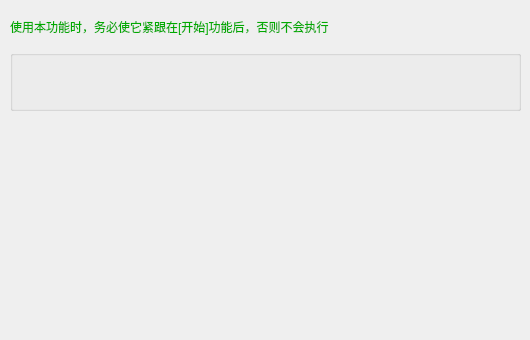
First picture: the form in AppImplement/UIFiles/AutoLoginParam.ui, repository LinFeng-BingYi/FVM_Backstage_Assistant_LFBY, before the edit.
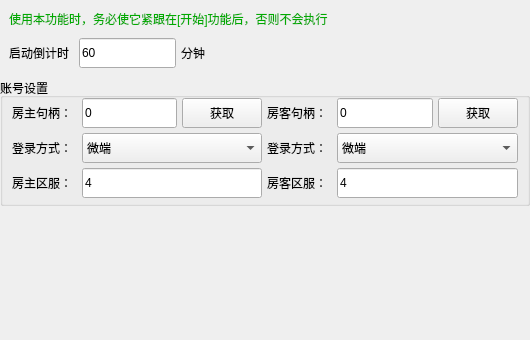
Second picture: the form after the edit.

Commit message: 优化识图默认精度; 优化循环识图，增加识图间隔，默认0.01s; 新增[自动登录]功能，支持微端、360游戏大厅

Patch:
```diff
--- a/AppImplement/UIFiles/AutoLoginParam.ui
+++ b/AppImplement/UIFiles/AutoLoginParam.ui
@@ -13,44 +13,435 @@
   <property name="windowTitle">
    <string>Form</string>
   </property>
-  <widget class="QWidget" name="widget_dsc" native="true">
-   <property name="geometry">
-    <rect>
-     <x>10</x>
-     <y>10</y>
-     <width>511</width>
-     <height>34</height>
-    </rect>
+  <layout class="QVBoxLayout" name="verticalLayout_general">
+   <property name="spacing">
+    <number>5</number>
    </property>
-   <layout class="QVBoxLayout" name="verticalLayout_dsc">
-    <property name="spacing">
-     <number>5</number>
-    </property>
-    <property name="topMargin">
-     <number>0</number>
-    </property>
-    <property name="bottomMargin">
-     <number>0</number>
-    </property>
-    <item>
-     <widget class="QLabel" name="label_dsc">
-      <property name="text">
-       <string>&lt;html&gt;&lt;head/&gt;&lt;body&gt;&lt;p&gt;&lt;span style=&quot; color:#00aa00;&quot;&gt;使用本功能时，务必使它紧跟在[开始]功能后，否则不会执行&lt;/span&gt;&lt;/p&gt;&lt;/body&gt;&lt;/html&gt;</string>
-      </property>
-     </widget>
-    </item>
-   </layout>
-  </widget>
-  <widget class="QGroupBox" name="groupBox_action_list">
-   <property name="geometry">
-    <rect>
-     <x>10</x>
-     <y>50</y>
-     <width>511</width>
-     <height>61</height>
-    </rect>
+   <property name="leftMargin">
+    <number>0</number>
    </property>
-  </widget>
+   <property name="topMargin">
+    <number>10</number>
+   </property>
+   <property name="rightMargin">
+    <number>0</number>
+   </property>
+   <property name="bottomMargin">
+    <number>0</number>
+   </property>
+   <item>
+    <widget class="QWidget" name="widget_dsc" native="true">
+     <layout class="QVBoxLayout" name="verticalLayout_dsc">
+      <property name="spacing">
+       <number>5</number>
+      </property>
+      <property name="topMargin">
+       <number>0</number>
+      </property>
+      <property name="bottomMargin">
+       <number>0</number>
+      </property>
+      <item>
+       <widget class="QLabel" name="label_dsc">
+        <property name="text">
+         <string>&lt;html&gt;&lt;head/&gt;&lt;body&gt;&lt;p&gt;&lt;span style=&quot; color:#00aa00;&quot;&gt;使用本功能时，务必使它紧跟在[开始]功能后，否则不会执行&lt;/span&gt;&lt;/p&gt;&lt;/body&gt;&lt;/html&gt;</string>
+        </property>
+       </widget>
+      </item>
+     </layout>
+    </widget>
+   </item>
+   <item>
+    <widget class="QWidget" name="widget_other_setting" native="true">
+     <property name="minimumSize">
+      <size>
+       <width>0</width>
+       <height>40</height>
+      </size>
+     </property>
+     <layout class="QHBoxLayout" name="horizontalLayout_other_setting">
+      <property name="spacing">
+       <number>5</number>
+      </property>
+      <property name="topMargin">
+       <number>0</number>
+      </property>
+      <property name="bottomMargin">
+       <number>0</number>
+      </property>
+      <item>
+       <widget class="QLabel" name="label_start_delay">
+        <property name="minimumSize">
+         <size>
+          <width>65</width>
+          <height>0</height>
+         </size>
+        </property>
+        <property name="maximumSize">
+         <size>
+          <width>65</width>
+          <height>16777215</height>
+         </size>
+        </property>
+        <property name="text">
+         <string>启动倒计时</string>
+        </property>
+       </widget>
+      </item>
+      <item>
+       <widget class="QLineEdit" name="lineEdit_start_delay">
+        <property name="minimumSize">
+         <size>
+          <width>0</width>
+          <height>30</height>
+         </size>
+        </property>
+        <property name="maximumSize">
+         <size>
+          <width>97</width>
+          <height>16777215</height>
+         </size>
+        </property>
+        <property name="text">
+         <string>60</string>
+        </property>
+       </widget>
+      </item>
+      <item>
+       <widget class="QLabel" name="label_start_delay_unit">
+        <property name="text">
+         <string>分钟</string>
+        </property>
+       </widget>
+      </item>
+      <item>
+       <spacer name="horizontalSpacer_other_setting">
+        <property name="orientation">
+         <enum>Qt::Horizontal</enum>
+        </property>
+        <property name="sizeHint" stdset="0">
+         <size>
+          <width>308</width>
+          <height>20</height>
+         </size>
+        </property>
+       </spacer>
+      </item>
+     </layout>
+    </widget>
+   </item>
+   <item>
+    <widget class="QGroupBox" name="groupBox_player_setting">
+     <property name="title">
+      <string>账号设置</string>
+     </property>
+     <layout class="QGridLayout" name="gridLayout_player_setting">
+      <property name="topMargin">
+       <number>0</number>
+      </property>
+      <property name="bottomMargin">
+       <number>5</number>
+      </property>
+      <property name="spacing">
+       <number>5</number>
+      </property>
+      <item row="0" column="0">
+       <widget class="QLabel" name="label_1p_hwnd">
+        <property name="minimumSize">
+         <size>
+          <width>65</width>
+          <height>0</height>
+         </size>
+        </property>
+        <property name="maximumSize">
+         <size>
+          <width>65</width>
+          <height>16777215</height>
+         </size>
+        </property>
+        <property name="text">
+         <string>房主句柄：</string>
+        </property>
+       </widget>
+      </item>
+      <item row="0" column="1">
+       <widget class="QLineEdit" name="lineEdit_1p_hwnd">
+        <property name="minimumSize">
+         <size>
+          <width>0</width>
+          <height>30</height>
+         </size>
+        </property>
+        <property name="maximumSize">
+         <size>
+          <width>16777215</width>
+          <height>30</height>
+         </size>
+        </property>
+        <property name="text">
+         <string>0</string>
+        </property>
+       </widget>
+      </item>
+      <item row="0" column="2">
+       <widget class="QPushButton" name="pushButton_1p_hwnd">
+        <property name="minimumSize">
+         <size>
+          <width>80</width>
+          <height>30</height>
+         </size>
+        </property>
+        <property name="maximumSize">
+         <size>
+          <width>40</width>
+          <height>30</height>
+         </size>
+        </property>
+        <property name="text">
+         <string>获取</string>
+        </property>
+       </widget>
+      </item>
+      <item row="0" column="3">
+       <widget class="QLabel" name="label_2p_hwnd">
+        <property name="minimumSize">
+         <size>
+          <width>65</width>
+          <height>0</height>
+         </size>
+        </property>
+        <property name="maximumSize">
+         <size>
+          <width>50</width>
+          <height>16777215</height>
+         </size>
+        </property>
+        <property name="text">
+         <string>房客句柄：</string>
+        </property>
+       </widget>
+      </item>
+      <item row="0" column="4">
+       <widget class="QLineEdit" name="lineEdit_2p_hwnd">
+        <property name="minimumSize">
+         <size>
+          <width>0</width>
+          <height>30</height>
+         </size>
+        </property>
+        <property name="maximumSize">
+         <size>
+          <width>16777215</width>
+          <height>30</height>
+         </size>
+        </property>
+        <property name="text">
+         <string>0</string>
+        </property>
+       </widget>
+      </item>
+      <item row="0" column="5">
+       <widget class="QPushButton" name="pushButton_2p_hwnd">
+        <property name="minimumSize">
+         <size>
+          <width>80</width>
+          <height>30</height>
+         </size>
+        </property>
+        <property name="maximumSize">
+         <size>
+          <width>40</width>
+          <height>30</height>
+         </size>
+        </property>
+        <property name="text">
+         <string>获取</string>
+        </property>
+       </widget>
+      </item>
+      <item row="1" column="0">
+       <widget class="QLabel" name="label_1p_login_way">
+        <property name="minimumSize">
+         <size>
+          <width>65</width>
+          <height>0</height>
+         </size>
+        </property>
+        <property name="maximumSize">
+         <size>
+          <width>65</width>
+          <height>16777215</height>
+         </size>
+        </property>
+        <property name="text">
+         <string>登录方式：</string>
+        </property>
+       </widget>
+      </item>
+      <item row="1" column="1" colspan="2">
+       <widget class="QComboBox" name="comboBox_1p_login_way">
+        <property name="minimumSize">
+         <size>
+          <width>0</width>
+          <height>30</height>
+         </size>
+        </property>
+        <property name="maximumSize">
+         <size>
+          <width>16777215</width>
+          <height>30</height>
+         </size>
+        </property>
+        <item>
+         <property name="text">
+          <string>微端</string>
+         </property>
+        </item>
+        <item>
+         <property name="text">
+          <string>360游戏大厅</string>
+         </property>
+        </item>
+       </widget>
+      </item>
+      <item row="1" column="3">
+       <widget class="QLabel" name="label_2p_login_way">
+        <property name="minimumSize">
+         <size>
+          <width>65</width>
+          <height>0</height>
+         </size>
+        </property>
+        <property name="maximumSize">
+         <size>
+          <width>50</width>
+          <height>16777215</height>
+         </size>
+        </property>
+        <property name="text">
+         <string>登录方式：</string>
+        </property>
+       </widget>
+      </item>
+      <item row="1" column="4" colspan="2">
+       <widget class="QComboBox" name="comboBox_2p_login_way">
+        <property name="minimumSize">
+         <size>
+          <width>0</width>
+          <height>30</height>
+         </size>
+        </property>
+        <property name="maximumSize">
+         <size>
+          <width>16777215</width>
+          <height>30</height>
+         </size>
+        </property>
+        <item>
+         <property name="text">
+          <string>微端</string>
+         </property>
+        </item>
+        <item>
+         <property name="text">
+          <string>360游戏大厅</string>
+         </property>
+        </item>
+       </widget>
+      </item>
+      <item row="2" column="0">
+       <widget class="QLabel" name="label_1p_server_no">
+        <property name="minimumSize">
+         <size>
+          <width>65</width>
+          <height>0</height>
+         </size>
+        </property>
+        <property name="maximumSize">
+         <size>
+          <width>65</width>
+          <height>16777215</height>
+         </size>
+        </property>
+        <property name="text">
+         <string>房主区服：</string>
+        </property>
+       </widget>
+      </item>
+      <item row="2" column="1" colspan="2">
+       <widget class="QLineEdit" name="lineEdit_1p_server_no">
+        <property name="minimumSize">
+         <size>
+          <width>0</width>
+          <height>30</height>
+         </size>
+        </property>
+        <property name="maximumSize">
+         <size>
+          <width>16777215</width>
+          <height>30</height>
+         </size>
+        </property>
+        <property name="text">
+         <string>4</string>
+        </property>
+       </widget>
+      </item>
+      <item row="2" column="3">
+       <widget class="QLabel" name="label_2p_server_no">
+        <property name="minimumSize">
+         <size>
+          <width>65</width>
+          <height>0</height>
+         </size>
+        </property>
+        <property name="maximumSize">
+         <size>
+          <width>50</width>
+          <height>16777215</height>
+         </size>
+        </property>
+        <property name="text">
+         <string>房客区服：</string>
+        </property>
+       </widget>
+      </item>
+      <item row="2" column="4" colspan="2">
+       <widget class="QLineEdit" name="lineEdit_2p_server_no">
+        <property name="minimumSize">
+         <size>
+          <width>0</width>
+          <height>30</height>
+         </size>
+        </property>
+        <property name="maximumSize">
+         <size>
+          <width>16777215</width>
+          <height>30</height>
+         </size>
+        </property>
+        <property name="text">
+         <string>4</string>
+        </property>
+       </widget>
+      </item>
+     </layout>
+    </widget>
+   </item>
+   <item>
+    <spacer name="verticalSpacer_bottom">
+     <property name="orientation">
+      <enum>Qt::Vertical</enum>
+     </property>
+     <property name="sizeHint" stdset="0">
+      <size>
+       <width>20</width>
+       <height>179</height>
+      </size>
+     </property>
+    </spacer>
+   </item>
+  </layout>
  </widget>
  <resources/>
  <connections/>
```
The commit also changes 14 other files.
